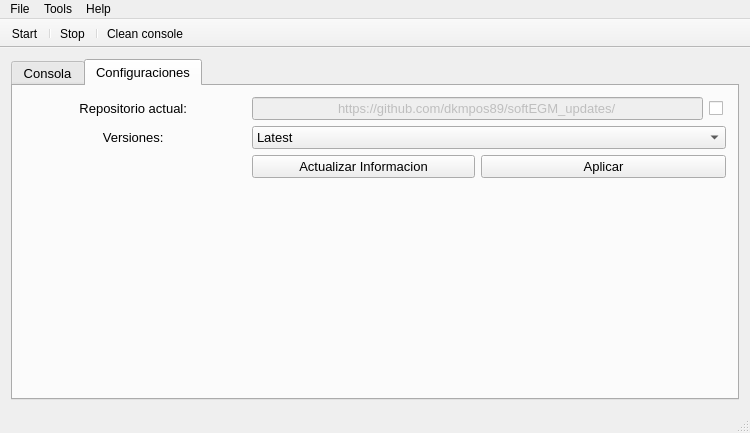
Old version of the form mainwindow.ui in the repository dkmpos89/softEMG-updater.
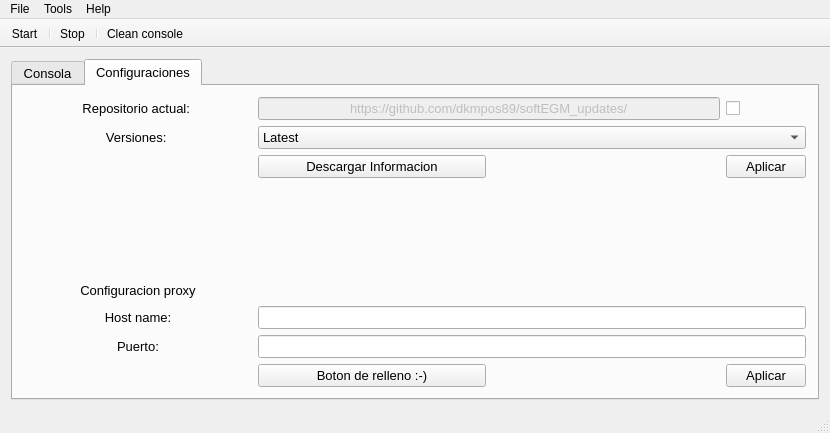
New version of the form. The open tabs and pages were chosen to show the change. Icons and pictures are not drawn. Custom widgets are drawn as their Qt base class.

The edit to the form file:
```diff
--- a/mainwindow.ui
+++ b/mainwindow.ui
@@ -6,19 +6,19 @@
    <rect>
     <x>0</x>
     <y>0</y>
-    <width>750</width>
+    <width>830</width>
     <height>433</height>
    </rect>
   </property>
   <property name="minimumSize">
    <size>
-    <width>750</width>
+    <width>830</width>
     <height>360</height>
    </size>
   </property>
   <property name="maximumSize">
    <size>
-    <width>750</width>
+    <width>830</width>
     <height>16777215</height>
    </size>
   </property>
@@ -74,18 +74,22 @@
         <string>Configuraciones</string>
        </attribute>
        <layout class="QGridLayout" name="gridLayout_2">
-        <item row="0" column="1" colspan="2">
-         <widget class="QLineEdit" name="urlRepositorio">
-          <property name="enabled">
-           <bool>false</bool>
+        <item row="2" column="1">
+         <widget class="QPushButton" name="btnActualizarInfo">
+          <property name="text">
+           <string>Descargar Informacion</string>
           </property>
+         </widget>
+        </item>
+        <item row="0" column="0">
+         <widget class="QLabel" name="label">
           <property name="font">
            <font>
             <pointsize>10</pointsize>
            </font>
           </property>
           <property name="text">
-           <string>https://github.com/dkmpos89/softEGM_updates/</string>
+           <string>Repositorio actual: </string>
           </property>
           <property name="alignment">
            <set>Qt::AlignCenter</set>
@@ -105,28 +109,33 @@
           </property>
          </spacer>
         </item>
-        <item row="2" column="1">
-         <widget class="QPushButton" name="btnActualizarInfo">
-          <property name="text">
-           <string>Actualizar Informacion</string>
+        <item row="0" column="1" colspan="2">
+         <widget class="QLineEdit" name="urlRepositorio">
+          <property name="enabled">
+           <bool>false</bool>
           </property>
-         </widget>
-        </item>
-        <item row="0" column="0">
-         <widget class="QLabel" name="label">
           <property name="font">
            <font>
             <pointsize>10</pointsize>
            </font>
           </property>
           <property name="text">
-           <string>Repositorio actual: </string>
+           <string>https://github.com/dkmpos89/softEGM_updates/</string>
           </property>
           <property name="alignment">
            <set>Qt::AlignCenter</set>
           </property>
          </widget>
         </item>
+        <item row="1" column="1" colspan="3">
+         <widget class="QComboBox" name="comboB_versiones">
+          <item>
+           <property name="text">
+            <string>Latest</string>
+           </property>
+          </item>
+         </widget>
+        </item>
         <item row="1" column="0">
          <widget class="QLabel" name="label_2">
           <property name="text">
@@ -150,22 +159,76 @@
           </property>
          </widget>
         </item>
-        <item row="1" column="1" colspan="3">
-         <widget class="QComboBox" name="comboB_versiones">
-          <item>
+        <item row="5" column="1" colspan="3">
+         <widget class="QLineEdit" name="proxyHostName"/>
+        </item>
+        <item row="4" column="1" colspan="3">
+         <spacer name="horizontalSpacer">
+          <property name="orientation">
+           <enum>Qt::Horizontal</enum>
+          </property>
+          <property name="sizeHint" stdset="0">
+           <size>
+            <width>40</width>
+            <height>20</height>
+           </size>
+          </property>
+         </spacer>
+        </item>
+        <item row="6" column="1" colspan="3">
+         <widget class="QLineEdit" name="proxyPort"/>
+        </item>
+        <item row="6" column="0">
+         <widget class="QLabel" name="label_5">
            <property name="text">
-            <string>Latest</string>
-           </property>
-          </item>
+           <string>Puerto:</string>
+          </property>
+          <property name="alignment">
+           <set>Qt::AlignCenter</set>
+          </property>
+         </widget>
+        </item>
+        <item row="4" column="0">
+         <widget class="QLabel" name="label_3">
+          <property name="text">
+           <string>Configuracion proxy</string>
+          </property>
+          <property name="alignment">
+           <set>Qt::AlignCenter</set>
+          </property>
          </widget>
         </item>
-        <item row="2" column="2" colspan="2">
+        <item row="5" column="0">
+         <widget class="QLabel" name="label_4">
+          <property name="text">
+           <string>Host name:</string>
+          </property>
+          <property name="alignment">
+           <set>Qt::AlignCenter</set>
+          </property>
+         </widget>
+        </item>
+        <item row="7" column="3">
+         <widget class="QPushButton" name="btnAplicarProxy">
+          <property name="text">
+           <string>Aplicar</string>
+          </property>
+         </widget>
+        </item>
+        <item row="2" column="3">
          <widget class="QPushButton" name="btnAplicar">
           <property name="text">
            <string>Aplicar</string>
           </property>
          </widget>
         </item>
+        <item row="7" column="1">
+         <widget class="QPushButton" name="btnRelleno">
+          <property name="text">
+           <string>Boton de relleno :-)</string>
+          </property>
+         </widget>
+        </item>
        </layout>
       </widget>
      </widget>
@@ -177,7 +240,7 @@
     <rect>
      <x>0</x>
      <y>0</y>
-     <width>750</width>
+     <width>830</width>
      <height>21</height>
     </rect>
    </property>
@@ -207,6 +270,8 @@
     <addaction name="actionChangelog"/>
     <addaction name="separator"/>
     <addaction name="actionAbout"/>
+    <addaction name="separator"/>
+    <addaction name="actionCMD"/>
    </widget>
    <addaction name="menuFile"/>
    <addaction name="menuNew"/>
@@ -293,6 +358,14 @@
     <string>Clean console</string>
    </property>
   </action>
+  <action name="actionCMD">
+   <property name="text">
+    <string>CMD</string>
+   </property>
+   <property name="shortcut">
+    <string>Ctrl+Shift+O</string>
+   </property>
+  </action>
  </widget>
  <layoutdefault spacing="6" margin="11"/>
  <customwidgets>
```
Lines whose indentation alone changed are shown as unchanged.
